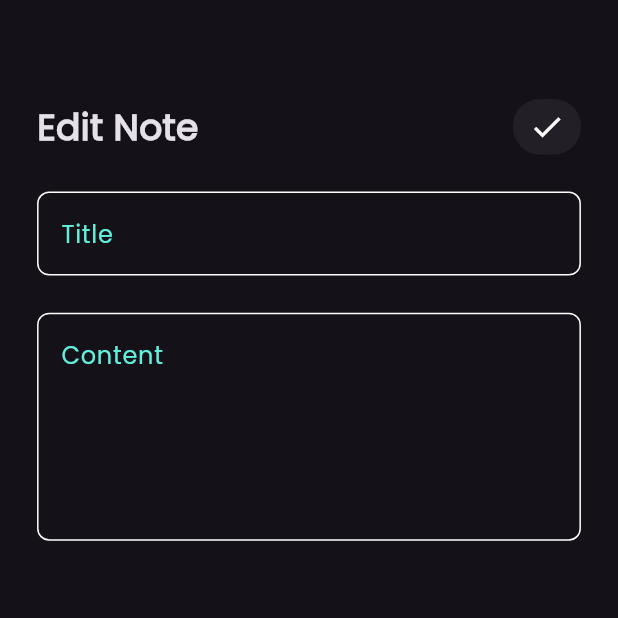
After one commit to ahmedsadek2/note_app, a Flutter app: the screen it shows after launch, after a tap on "Flutter Notes", on a phone screen of 412 x 824 dp, the top half of it. The commit adds this screen. Run offline on Flutter 3.47's test engine with Material 3 defaults, Android fonts, the phone set to English and light mode, and no system bars.

Commit message:
added Edit Note view

```diff
--- a/lib/main.dart
+++ b/lib/main.dart
@@ -1,10 +1,15 @@
 import 'package:flutter/material.dart';
+import 'package:notes/views/edit_view.dart';
 import 'package:notes/views/home_view.dart';
 
 void main() {
   runApp(MaterialApp(
+    routes:{
+      HomeView.id:(context)=> const HomeView(),
+      EditView.id:(context)=> const EditView()
+    } ,
     theme: ThemeData(brightness: Brightness.dark, fontFamily :"Poppins"),
 
-    home: const HomeView(),
+    initialRoute: HomeView.id,
   ));
 }
--- /dev/null
+++ b/lib/views/edit_view.dart
@@ -0,0 +1,15 @@
+import 'package:flutter/material.dart';
+import 'package:notes/views/widgets/edit_note_view_body.dart';
+
+
+
+class EditView extends StatelessWidget {
+  const EditView({super.key});
+ static String id = "EditView";
+  @override
+  Widget build(BuildContext context) {
+    return  const Scaffold(
+       body: EditNoteVIewBody()
+    );
+  }
+}
--- a/lib/views/home_view.dart
+++ b/lib/views/home_view.dart
@@ -5,7 +5,7 @@ import 'widgets/add_note_sheet.dart';
 
 class HomeView extends StatelessWidget {
   const HomeView({super.key});
-
+  static String id = "HomeView";
   @override
   Widget build(BuildContext context) {
     return  Scaffold(
--- a/lib/views/widgets/custom_app_bar.dart
+++ b/lib/views/widgets/custom_app_bar.dart
@@ -1,17 +1,19 @@
 import 'package:flutter/material.dart';
 
-import 'custom_icon.dart';
+import 'custom_icon_button.dart';
 
 class CustomAppBar extends StatelessWidget {
-  const CustomAppBar({super.key});
-
+  const CustomAppBar({super.key, required this.title, required this.icon});
+  final String title;
+  final Icon icon;
   @override
   Widget build(BuildContext context) {
-    return const Row(
+    return  Row(
       children: [
-        Text("Notes",style: TextStyle(fontSize: 24,fontWeight: FontWeight.w700),),
-        Spacer(),
-        CustomButton(),
+        Text(title,style: const TextStyle(fontSize: 24,fontWeight: FontWeight.w700),),
+        const Spacer(),
+        CustomIconButton(icon: icon,),
+
       ],
     );
   }
--- a/lib/views/widgets/custom_icon.dart
+++ b/lib/views/widgets/custom_icon_button.dart
@@ -1,8 +1,8 @@
 import 'package:flutter/material.dart';
 
-class CustomButton extends StatelessWidget {
-  const CustomButton({super.key});
-
+class CustomIconButton extends StatelessWidget {
+  const CustomIconButton({super.key, required this.icon});
+  final Icon icon;
   @override
   Widget build(BuildContext context) {
     return  GestureDetector(
@@ -14,7 +14,7 @@ class CustomButton extends StatelessWidget {
           borderRadius: BorderRadius.circular(18),
           color: Colors.white.withOpacity(0.06),
         ),
-        child: const Icon(Icons.search,size: 28,),
+        child:  icon,
       ),
     );
   }
--- /dev/null
+++ b/lib/views/widgets/edit_note_view_body.dart
@@ -0,0 +1,31 @@
+import 'package:flutter/material.dart';
+
+import 'custom_app_bar.dart';
+import 'custom_text_field.dart';
+
+class EditNoteVIewBody extends StatelessWidget {
+  const EditNoteVIewBody({
+    super.key,
+  });
+
+  @override
+  Widget build(BuildContext context) {
+    return Padding(
+      padding: EdgeInsets.symmetric(horizontal: MediaQuery.of(context).size.width*0.06,),
+      child: Column(
+          children: [
+            SizedBox(height: MediaQuery.of(context).size.height*0.08,),
+            const CustomAppBar(title: 'Edit Note', icon: Icon(Icons.check,size: 24,),),
+            SizedBox(height:MediaQuery.of(context).size.height*0.03 ,),
+            CustomTextField(name: 'Title',onChanged: (data){},),
+            SizedBox(height:MediaQuery.of(context).size.height*0.03 ,),
+            CustomTextField(
+              name: 'Content',
+              onChanged: (data){},
+              maxLines: 5,
+            ),
+          ]
+      ),
+    );
+  }
+}
--- a/lib/views/widgets/note_item.dart
+++ b/lib/views/widgets/note_item.dart
@@ -1,11 +1,16 @@
 import 'package:flutter/material.dart';
+import 'package:notes/views/edit_view.dart';
 
 class NoteItem extends StatelessWidget {
   const NoteItem({super.key});
 
   @override
   Widget build(BuildContext context) {
-    return  Container(
+    return  GestureDetector(
+      onTap: (){
+        Navigator.pushNamed(context, EditView.id);
+      },
+      child: Container(
         padding: const EdgeInsets.only(top: 24,bottom: 24,left: 16),
         decoration: BoxDecoration(
             color: Colors.orangeAccent.withOpacity(0.3),
@@ -43,6 +48,7 @@ class NoteItem extends StatelessWidget {
             )
           ],
         ),
+      ),
     );
   }
 }
--- a/lib/views/widgets/note_view_body.dart
+++ b/lib/views/widgets/note_view_body.dart
@@ -13,7 +13,7 @@ class NotesViewBody extends StatelessWidget {
       child: Column(
         children: [
           SizedBox(height: MediaQuery.of(context).size.height*0.08,),
-          const CustomAppBar(),
+          const CustomAppBar(title: "Notes",icon: Icon(Icons.search,size: 24,),),
           const Expanded(child: NoteItemList()),
         ],
       ),
```
Also changed, not shown: 1 other file. Lines whose indentation alone changed are shown as unchanged.
